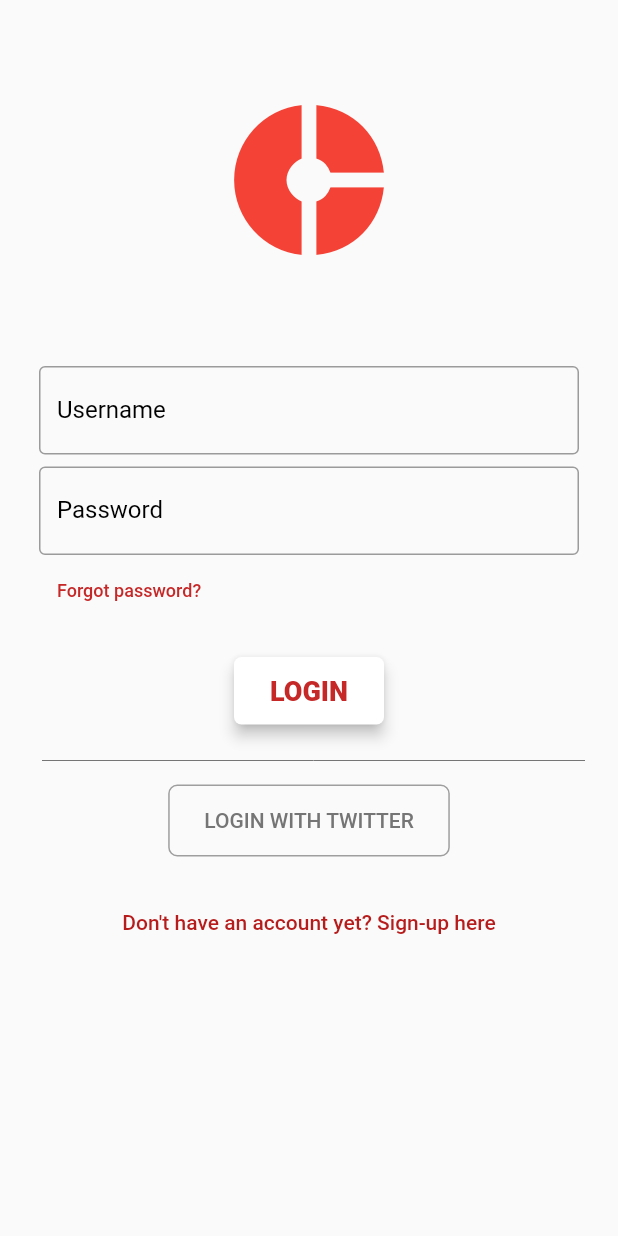
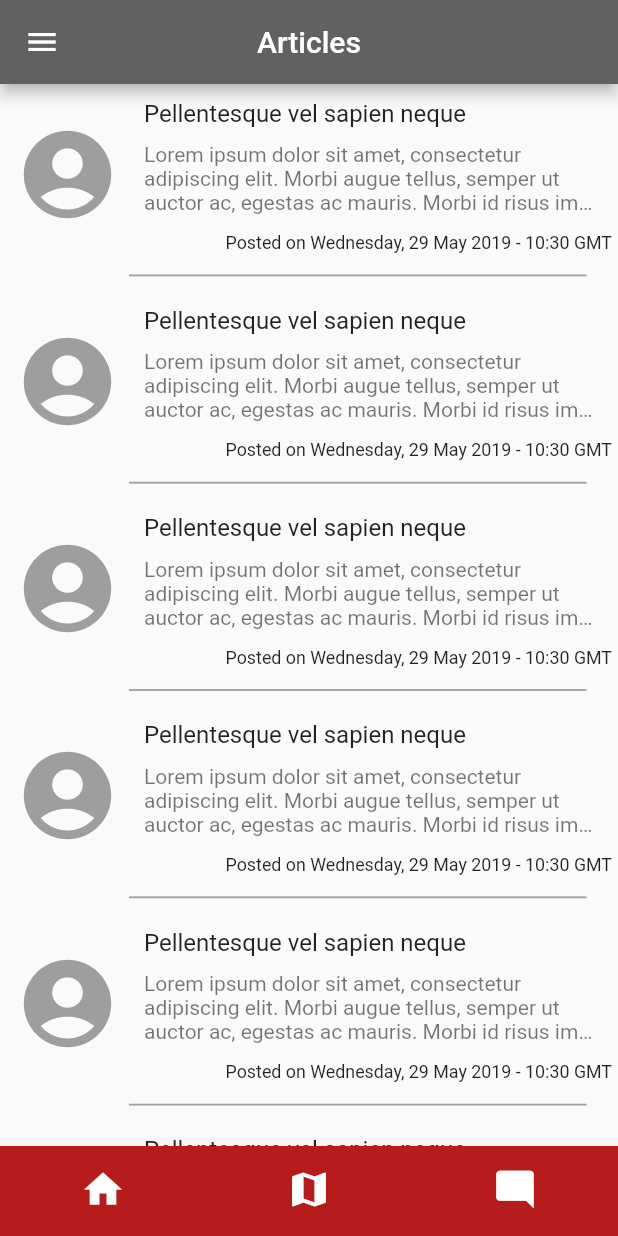
Before and after one commit to SummaDiaboli/Raphael, a Flutter app: the screen it shows after launch, after a tap on "LOGIN", on a phone screen of 412 x 824 dp. Run offline on Flutter 3.47's test engine with Material 2 defaults, Android fonts, the phone set to English and light mode, and no system bars.

Commit message:
Finished working on article home page

```diff
--- a/lib/login/login.dart
+++ b/lib/login/login.dart
@@ -1,7 +1,12 @@
 import 'package:flutter/material.dart';
 import 'package:flutter/widgets.dart';
+
+// Importing the other login pages
 import 'package:yafe/login/signUp.dart';
 import 'package:yafe/login/forgotPassword.dart';
+
+// Importing the navigation to the main pages
+import 'package:yafe/mainPages/mainHome.dart';
 
 class Login extends StatefulWidget {
   @override
@@ -109,7 +114,11 @@ class _LoginState extends State<Login> {
                                   fontSize: 18,
                                   fontWeight: FontWeight.w800),
                             ),
-                            onPressed: () {},
+                            onPressed: () {
+                              Route route = MaterialPageRoute(
+                                  builder: (context) => MainHomePage());
+                              Navigator.push(context, route);
+                            },
                           ),
                         ),
                       ),
--- a/lib/login/signUp.dart
+++ b/lib/login/signUp.dart
@@ -131,7 +131,7 @@ class _SignUpState extends State<SignUp> {
                         padding: const EdgeInsets.fromLTRB(20, 30, 10, 0),
                         child: Center(
                           child: Text(
-                            "By signing up, you are agreeing to our terms and conditions & privay policy.",
+                            "By signing up, you are agreeing to our terms and conditions & privacy policy.",
                             textAlign: TextAlign.center,
                           ),
                         ),
--- /dev/null
+++ b/lib/mainPages/homePage.dart
@@ -0,0 +1,14 @@
+import 'package:flutter/material.dart';
+import 'package:yafe/mainPages/supplementary/articleCards.dart';
+
+class HomePage extends StatefulWidget {
+  @override
+  _HomePageState createState() => _HomePageState();
+}
+
+class _HomePageState extends State<HomePage> {
+  @override
+  Widget build(BuildContext context) {
+    return ArticleCards();
+  }
+}
--- /dev/null
+++ b/lib/mainPages/mainHome.dart
@@ -0,0 +1,81 @@
+import 'package:flutter/cupertino.dart';
+import 'package:flutter/material.dart';
+
+// Importing other pages
+import 'package:yafe/mainPages/homePage.dart';
+import 'package:yafe/mainPages/mapPage.dart';
+import 'package:yafe/mainPages/postPage.dart';
+
+class MainHomePage extends StatefulWidget {
+  @override
+  _MainHomePageState createState() => _MainHomePageState();
+}
+
+class _MainHomePageState extends State<MainHomePage> {
+  int _currentIndex = 0;
+  final List<Widget> _children = [
+    HomePage(),
+    MapPage(),
+    PostPage(),
+  ];
+
+  @override
+  Widget build(BuildContext context) {
+    return Scaffold(
+      appBar: AppBar(
+        centerTitle: true,
+        title: Text(
+          [
+            "Articles",
+            "Map",
+            "Posts",
+          ][_currentIndex],
+        ),
+        backgroundColor: Colors.grey[700],
+      ),
+      drawer: Drawer(),
+      body: _children[_currentIndex],
+      bottomNavigationBar: BottomNavigationBar(
+        onTap: onTabTapped,
+        showSelectedLabels: false,
+        showUnselectedLabels: false,
+        backgroundColor: Colors.red[900],
+        currentIndex: _currentIndex,
+        items: [
+          BottomNavigationBarItem(
+            icon: Icon(
+              Icons.home,
+              size: 30,
+              color: Colors.white,
+            ),
+            title: Text("Articles"),
+          ),
+          BottomNavigationBarItem(
+            icon: Icon(
+              Icons.map,
+              size: 30,
+              color: Colors.white,
+            ),
+            title: Text("Map"),
+          ),
+          BottomNavigationBarItem(
+            icon: Icon(
+              Icons.mode_comment,
+              size: 30,
+              color: Colors.white,
+            ),
+            title: Text("Posts"),
+          )
+        ],
+      ),
+    );
+  }
+
+  void onTabTapped(int index) {
+    setState(
+      () {
+        _currentIndex = index;
+      },
+    );
+  }
+}
--- /dev/null
+++ b/lib/mainPages/mapPage.dart
@@ -0,0 +1,15 @@
+import 'package:flutter/material.dart';
+
+class MapPage extends StatefulWidget {
+  @override
+  _MapPageState createState() => _MapPageState();
+}
+
+class _MapPageState extends State<MapPage> {
+  @override
+  Widget build(BuildContext context) {
+    return Container(
+      color: Colors.pink,
+    );
+  }
+}
--- /dev/null
+++ b/lib/mainPages/postPage.dart
@@ -0,0 +1,15 @@
+import 'package:flutter/material.dart';
+
+class PostPage extends StatefulWidget {
+  @override
+  _PostPageState createState() => _PostPageState();
+}
+
+class _PostPageState extends State<PostPage> {
+  @override
+  Widget build(BuildContext context) {
+    return Container(
+      color: Colors.yellow
+    );
+  }
+}
--- /dev/null
+++ b/lib/mainPages/supplementary/articleCards.dart
@@ -0,0 +1,91 @@
+import 'package:flutter/material.dart';
+import 'package:flutter/painting.dart';
+import 'package:intl/intl.dart';
+
+class ArticleCards extends StatefulWidget {
+  @override
+  _ArticleCardsState createState() => _ArticleCardsState();
+}
+
+class _ArticleCardsState extends State<ArticleCards> {
+  final articleText = List<String>.generate(
+    20,
+    (i) =>
+        "Lorem ipsum dolor sit amet, consectetur adipiscing elit. Morbi augue tellus, semper ut auctor ac, egestas ac mauris. Morbi id risus imperdiet, tristique nibh sed, dignissim arcu. Cras volutpat dolor sit amet dapibus dignissim",
+  );
+
+  final articleHeading = List<String>.generate(
+    20,
+    (i) => "Pellentesque vel sapien neque",
+  );
+
+  final dayAndTime = DateTime.now();
+  final dayFormatter = DateFormat('EEEE, d MMMM yyyy').format(DateTime.now());
+
+  Widget _articleCards(BuildContext context, int index) {
+    final article = articleText[index];
+    final header = articleHeading[index];
+
+    return Column(
+      crossAxisAlignment: CrossAxisAlignment.start,
+      children: <Widget>[
+        ListTile(
+          leading: Padding(
+            padding: const EdgeInsets.fromLTRB(0, 9, 0, 0),
+            child: Icon(
+              Icons.account_circle,
+              size: 70,
+              color: Colors.grey,
+            ),
+          ),
+          contentPadding: EdgeInsets.symmetric(horizontal: 10),
+          title: Padding(
+            padding: const EdgeInsets.fromLTRB(0, 6, 0, 10),
+            child: Text(
+              header,
+              overflow: TextOverflow.ellipsis,
+              maxLines: 1,
+            ),
+          ),
+          subtitle: Text(
+            article,
+            overflow: TextOverflow.ellipsis,
+            maxLines: 3,
+          ),
+          isThreeLine: true,
+        ),
+        Padding(
+          padding: EdgeInsets.fromLTRB(0, 8, 4, 4),
+          child: Align(
+            alignment: Alignment.centerRight,
+            child: Text(
+              'Posted on ${dayFormatter.toString()} - ${dayAndTime.hour}:${dayAndTime.minute} GMT',
+              style: TextStyle(fontSize: 11.9),
+            ),
+          ),
+        ),
+        Padding(
+          padding: const EdgeInsets.fromLTRB(0, 10, 20, 10),
+          child: SizedBox(
+            height: 1.2,
+            child: Center(
+              child: Container(
+                margin: EdgeInsetsDirectional.only(start: 86.0, end: 1.0),
+                height: 5.0,
+                color: Colors.grey,
+              ),
+            ),
+          ),
+        )
+      ],
+    );
+  }
+
+  @override
+  Widget build(BuildContext context) {
+    return ListView.builder(
+      itemCount: articleText.length,
+      itemBuilder: _articleCards,
+    );
+  }
+}
--- a/pubspec.yaml
+++ b/pubspec.yaml
@@ -23,6 +23,7 @@ dependencies:
   # The following adds the Cupertino Icons font to your application.
   # Use with the CupertinoIcons class for iOS style icons.
   cupertino_icons: ^0.1.2
+  intl:
 
 dev_dependencies:
   flutter_test:
```
Also changed, not shown: pubspec.lock.
